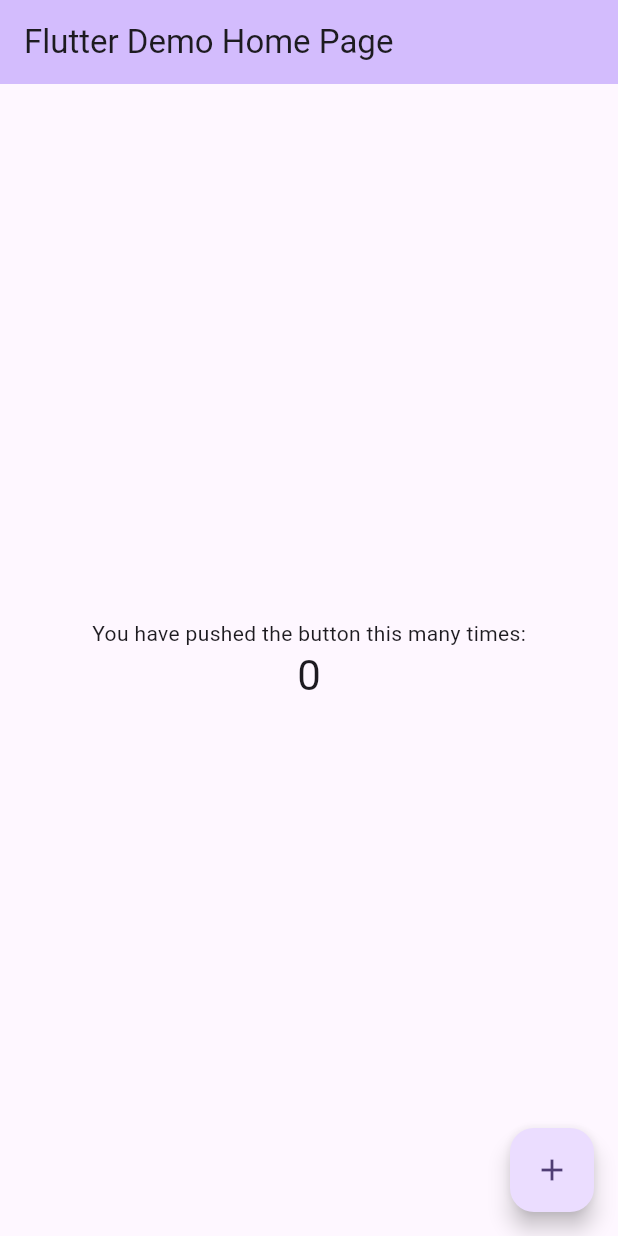
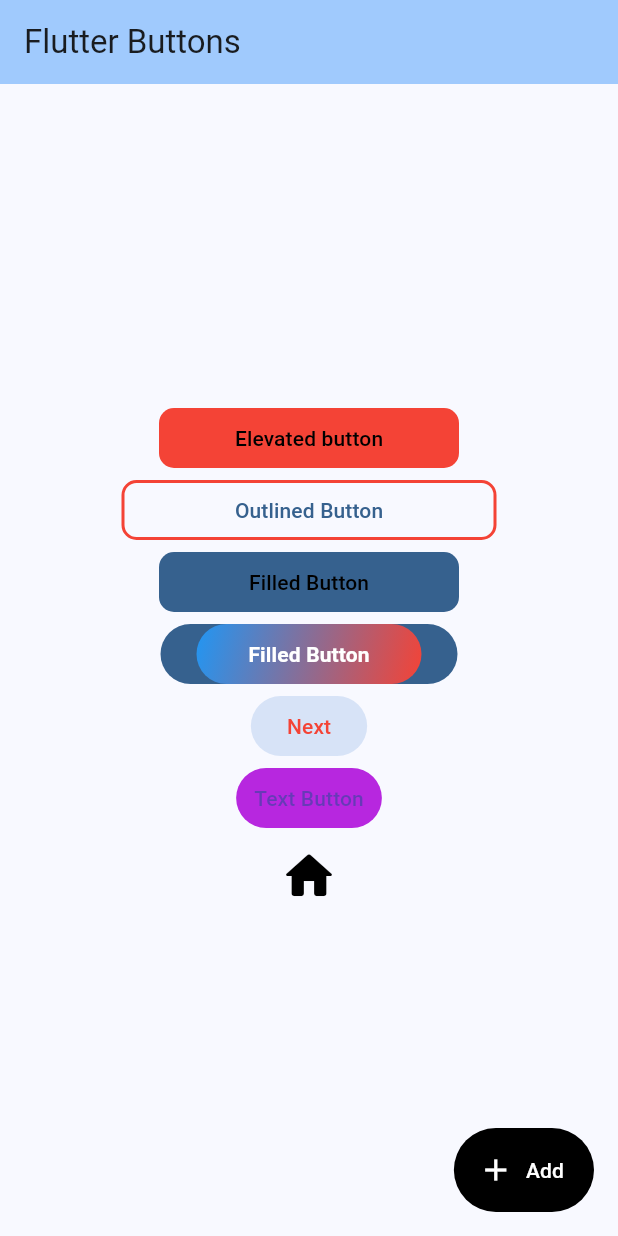
Before and after one commit to LSe-Yeong/FlutterStudy, a Flutter app: the screen it shows after launch, on a phone screen of 412 x 824 dp. Run offline on Flutter 3.47's test engine with Material 3 defaults, Android fonts, the light colour scheme and no system bars; our stand-ins replace audioplayers, lottie.

Commit message:
11장 버튼 완료

```diff
--- a/chapter11/lib/main.dart
+++ b/chapter11/lib/main.dart
@@ -7,116 +7,144 @@ void main() {
 class MyApp extends StatelessWidget {
   const MyApp({super.key});
 
-  // This widget is the root of your application.
   @override
   Widget build(BuildContext context) {
     return MaterialApp(
-      title: 'Flutter Demo',
       theme: ThemeData(
-        // This is the theme of your application.
-        //
-        // TRY THIS: Try running your application with "flutter run". You'll see
-        // the application has a purple toolbar. Then, without quitting the app,
-        // try changing the seedColor in the colorScheme below to Colors.green
-        // and then invoke "hot reload" (save your changes or press the "hot
-        // reload" button in a Flutter-supported IDE, or press "r" if you used
-        // the command line to start the app).
-        //
-        // Notice that the counter didn't reset back to zero; the application
-        // state is not lost during the reload. To reset the state, use hot
-        // restart instead.
-        //
-        // This works for code too, not just values: Most code changes can be
-        // tested with just a hot reload.
-        colorScheme: ColorScheme.fromSeed(seedColor: Colors.deepPurple),
+        useMaterial3: true,
+        colorSchemeSeed: Colors.blue
       ),
-      home: const MyHomePage(title: 'Flutter Demo Home Page'),
+      home : const Buttons(),
     );
   }
 }
 
-class MyHomePage extends StatefulWidget {
-  const MyHomePage({super.key, required this.title});
-
-  // This widget is the home page of your application. It is stateful, meaning
-  // that it has a State object (defined below) that contains fields that affect
-  // how it looks.
-
-  // This class is the configuration for the state. It holds the values (in this
-  // case the title) provided by the parent (in this case the App widget) and
-  // used by the build method of the State. Fields in a Widget subclass are
-  // always marked "final".
-
-  final String title;
-
-  @override
-  State<MyHomePage> createState() => _MyHomePageState();
-}
-
-class _MyHomePageState extends State<MyHomePage> {
-  int _counter = 0;
-
-  void _incrementCounter() {
-    setState(() {
-      // This call to setState tells the Flutter framework that something has
-      // changed in this State, which causes it to rerun the build method below
-      // so that the display can reflect the updated values. If we changed
-      // _counter without calling setState(), then the build method would not be
-      // called again, and so nothing would appear to happen.
-      _counter++;
-    });
-  }
+class Buttons extends StatelessWidget {
+  const Buttons({super.key});
 
   @override
   Widget build(BuildContext context) {
-    // This method is rerun every time setState is called, for instance as done
-    // by the _incrementCounter method above.
-    //
-    // The Flutter framework has been optimized to make rerunning build methods
-    // fast, so that you can just rebuild anything that needs updating rather
-    // than having to individually change instances of widgets.
     return Scaffold(
       appBar: AppBar(
-        // TRY THIS: Try changing the color here to a specific color (to
-        // Colors.amber, perhaps?) and trigger a hot reload to see the AppBar
-        // change color while the other colors stay the same.
         backgroundColor: Theme.of(context).colorScheme.inversePrimary,
-        // Here we take the value from the MyHomePage object that was created by
-        // the App.build method, and use it to set our appbar title.
-        title: Text(widget.title),
+        title: const Text("Flutter Buttons"),
       ),
       body: Center(
-        // Center is a layout widget. It takes a single child and positions it
-        // in the middle of the parent.
         child: Column(
-          // Column is also a layout widget. It takes a list of children and
-          // arranges them vertically. By default, it sizes itself to fit its
-          // children horizontally, and tries to be as tall as its parent.
-          //
-          // Column has various properties to control how it sizes itself and
-          // how it positions its children. Here we use mainAxisAlignment to
-          // center the children vertically; the main axis here is the vertical
-          // axis because Columns are vertical (the cross axis would be
-          // horizontal).
-          //
-          // TRY THIS: Invoke "debug painting" (choose the "Toggle Debug Paint"
-          // action in the IDE, or press "p" in the console), to see the
-          // wireframe for each widget.
           mainAxisAlignment: MainAxisAlignment.center,
-          children: <Widget>[
-            const Text('You have pushed the button this many times:'),
-            Text(
-              '$_counter',
-              style: Theme.of(context).textTheme.headlineMedium,
+          children: [
+            ElevatedButton(
+              onPressed: (){},
+              style : ElevatedButton.styleFrom(
+                backgroundColor: Colors.red,
+                shape: const RoundedRectangleBorder(
+                  borderRadius: BorderRadius.all(
+                    Radius.circular(10),
+                  ),
+                ),
+                foregroundColor: Colors.black,
+                fixedSize: const Size(200,30),
+                elevation: 0
+              ),
+              child: const Text(
+                "Elevated button",
+              ),
+            ),
+            OutlinedButton(
+              onPressed: (){},
+              style: OutlinedButton.styleFrom(
+                side: const BorderSide(color: Colors.red, width: 2.0),
+                shape: const RoundedRectangleBorder(
+                  borderRadius: BorderRadius.all(
+                    Radius.circular(10),
+                  ),
+                ),
+                fixedSize: const Size(250,30)
+              ),
+              child: const Text("Outlined Button"),
+            ),
+            FilledButton(
+              onPressed: (){},
+              style: FilledButton.styleFrom(
+                foregroundColor: Colors.black,
+                shape: const RoundedRectangleBorder(
+                  borderRadius: BorderRadius.all(
+                    Radius.circular(10),
+                  ),
+                ),
+                fixedSize: const Size(200,30),
+              ),
+              child: const Text("Filled Button"),
+            ),
+            FilledButton(
+              onPressed: (){},
+              child: Container(
+                width: 150,
+                height: 40,
+                alignment: Alignment.center,
+                decoration: BoxDecoration(
+                  borderRadius: BorderRadius.circular(20),
+                  gradient: const LinearGradient(
+                    begin: Alignment.topLeft,
+                    end: Alignment.bottomRight,
+                    colors: [Colors.blue,Colors.red]
+                  ),
+                ),
+                child: const Text(
+                  "Filled Button",
+                  style: TextStyle(
+                    color: Colors.white,
+                    fontWeight: FontWeight.w600,
+                  ),
+                ),
+              ),
+            ),
+            FilledButton.tonal(
+              onPressed: (){},
+              style: FilledButton.styleFrom(
+                foregroundColor: Colors.red
+              ),
+              child: const Text("Next"),
+            ),
+            TextButton(
+              onPressed: (){},
+              style: TextButton.styleFrom(
+                foregroundColor: Colors.deepPurple,
+                backgroundColor: const Color.fromARGB(255, 183, 39, 223)
+              ),
+              child: const Text("Text Button"),
+            ),
+            IconButton(
+              onPressed: (){},
+              icon: const Icon(
+                Icons.home_rounded,
+                size: 40,
+                color: Colors.black,
+              ),
             ),
           ],
         ),
       ),
-      floatingActionButton: FloatingActionButton(
-        onPressed: _incrementCounter,
-        tooltip: 'Increment',
-        child: const Icon(Icons.add),
-      ), // This trailing comma makes auto-formatting nicer for build methods.
+      floatingActionButton: FloatingActionButton.extended(
+        onPressed: (){},
+        label: const Text(
+          "Add",
+          style: TextStyle(
+            color: Colors.white,
+          ),
+        ),
+        icon: const Icon(
+          Icons.add,
+          color: Colors.white,
+        ),
+        shape: const RoundedRectangleBorder(
+          borderRadius: BorderRadius.all(
+            Radius.circular(30),
+          ),
+        ),
+        backgroundColor: Colors.black,
+        elevation: 0,
+      ),
     );
   }
 }
```
